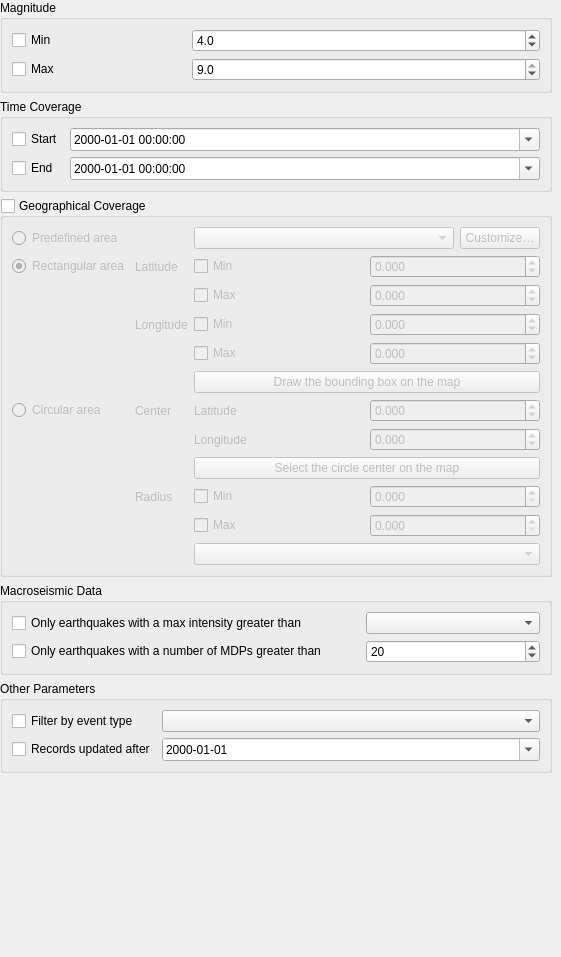
INGV/qquake, file qquake/ui/filter_parameter_widget_base.ui: the form before one commit.
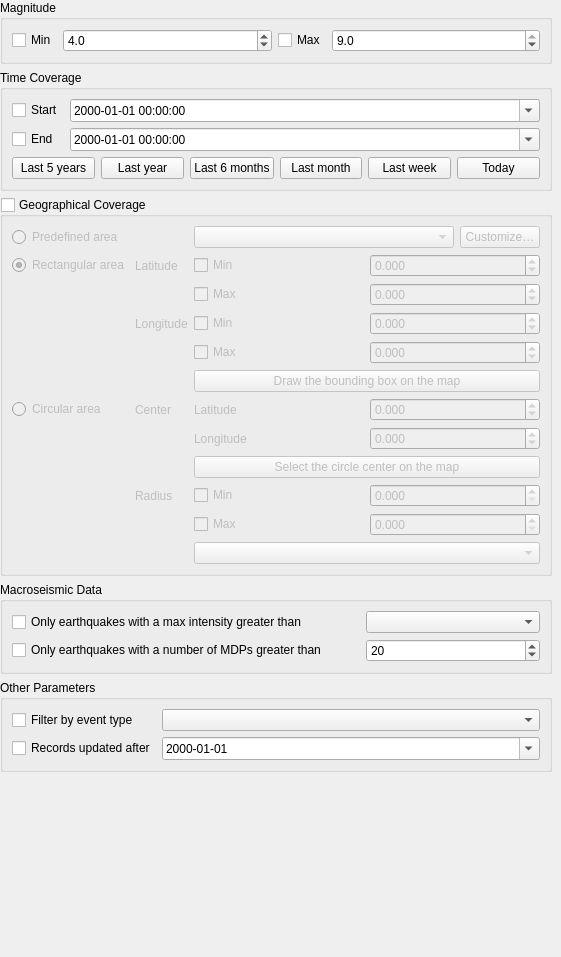
The form after the commit. Custom widgets are drawn as their Qt base class.

Commit message:
Enhance filter parameters with checkboxes and buttons
Added checkboxes for minimum and maximum magnitude selection, along with buttons for quick date range selection.

What changed in the file:
```diff
--- a/qquake/ui/filter_parameter_widget_base.ui
+++ b/qquake/ui/filter_parameter_widget_base.ui
@@ -61,8 +61,15 @@
          <property name="title">
           <string>Magnitude</string>
          </property>
-         <layout class="QGridLayout" name="gridLayout_7" columnstretch="1,2">
-          <item row="0" column="1">
+         <layout class="QHBoxLayout" name="horizontalLayout_magnitude" stretch="0,1,0,1">
+          <item>
+           <widget class="QCheckBox" name="min_mag_check">
+            <property name="text">
+             <string>Min</string>
+            </property>
+           </widget>
+          </item>
+          <item>
            <widget class="QDoubleSpinBox" name="fdsn_event_min_magnitude">
             <property name="decimals">
              <number>1</number>
@@ -81,21 +88,14 @@
             </property>
            </widget>
           </item>
-          <item row="1" column="0">
+          <item>
            <widget class="QCheckBox" name="max_mag_check">
             <property name="text">
              <string>Max</string>
             </property>
            </widget>
           </item>
-          <item row="0" column="0">
-           <widget class="QCheckBox" name="min_mag_check">
-            <property name="text">
-             <string>Min</string>
-            </property>
-           </widget>
-          </item>
-          <item row="1" column="1">
+          <item>
            <widget class="QDoubleSpinBox" name="fdsn_event_max_magnitude">
             <property name="decimals">
              <number>1</number>
@@ -174,6 +174,66 @@
             </property>
            </widget>
           </item>
+          <item row="2" column="0" colspan="2">
+           <widget class="QWidget" name="quick_date_range_widget" native="true">
+            <layout class="QHBoxLayout" name="quick_date_range_layout">
+             <property name="leftMargin">
+              <number>0</number>
+             </property>
+             <property name="topMargin">
+              <number>0</number>
+             </property>
+             <property name="rightMargin">
+              <number>0</number>
+             </property>
+             <property name="bottomMargin">
+              <number>0</number>
+             </property>
+             <item>
+              <widget class="QPushButton" name="last_5_years_button">
+               <property name="text">
+                <string>Last 5 years</string>
+               </property>
+              </widget>
+             </item>
+             <item>
+              <widget class="QPushButton" name="last_year_button">
+               <property name="text">
+                <string>Last year</string>
+               </property>
+              </widget>
+             </item>
+             <item>
+              <widget class="QPushButton" name="last_6_months_button">
+               <property name="text">
+                <string>Last 6 months</string>
+               </property>
+              </widget>
+             </item>
+             <item>
+              <widget class="QPushButton" name="last_month_button">
+               <property name="text">
+                <string>Last month</string>
+               </property>
+              </widget>
+             </item>
+             <item>
+              <widget class="QPushButton" name="last_week_button">
+               <property name="text">
+                <string>Last week</string>
+               </property>
+              </widget>
+             </item>
+             <item>
+              <widget class="QPushButton" name="today_button">
+               <property name="text">
+                <string>Today</string>
+               </property>
+              </widget>
+             </item>
+            </layout>
+           </widget>
+          </item>
          </layout>
         </widget>
        </item>
```
